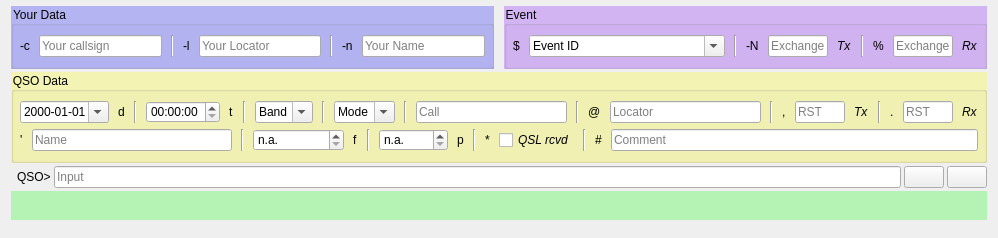
Qt form ui_files/CassiopeiaConsole.ui (gitandy/DragonLog) before a commit.
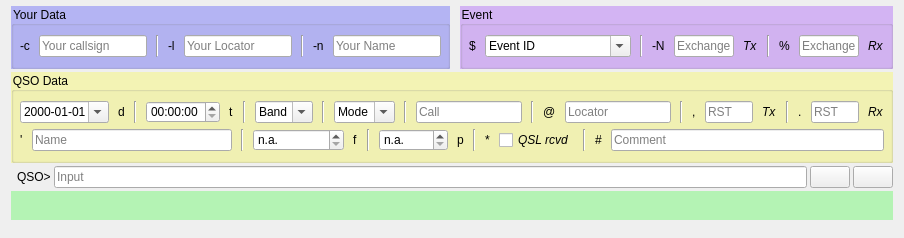
The same form after that commit. Icons and pictures are not drawn.

```diff
--- a/ui_files/CassiopeiaConsole.ui
+++ b/ui_files/CassiopeiaConsole.ui
@@ -6,7 +6,7 @@
    <rect>
     <x>0</x>
     <y>0</y>
-    <width>998</width>
+    <width>904</width>
     <height>238</height>
    </rect>
   </property>
```
Left out of the diff: 84 changed lines with no effect on the pictures.
